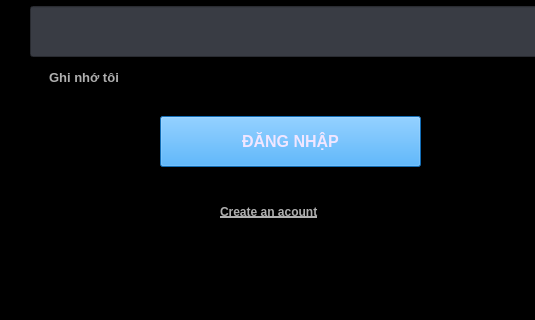
Before: the Qt Designer form ui/LoginPage.ui in KHOA3004/PTI, drawn with Qt 5; both pictures show x 0 to 535 and y 214 to 534 of the 991 by 534 pixel window.
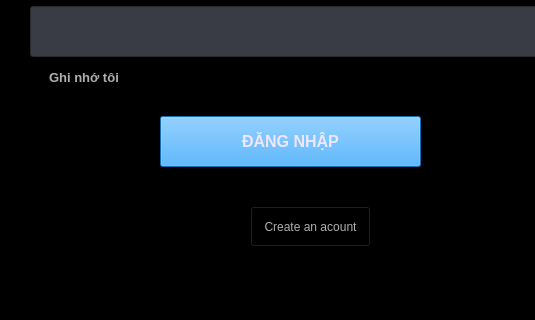
After: the same form once the commit is applied. Icons and pictures are not drawn.

Patch:
```diff
--- a/ui/LoginPage.ui
+++ b/ui/LoginPage.ui
@@ -190,31 +190,6 @@
      <string>Ghi nhớ tôi</string>
     </property>
    </widget>
-   <widget class="QLabel" name="pushButton_createAccount">
-    <property name="geometry">
-     <rect>
-      <x>220</x>
-      <y>410</y>
-      <width>131</width>
-      <height>31</height>
-     </rect>
-    </property>
-    <property name="font">
-     <font>
-      <family>Arial</family>
-      <pointsize>9</pointsize>
-      <weight>75</weight>
-      <bold>true</bold>
-      <underline>true</underline>
-     </font>
-    </property>
-    <property name="styleSheet">
-     <string notr="true">color:rgb(175, 175, 175);</string>
-    </property>
-    <property name="text">
-     <string>Create an acount</string>
-    </property>
-   </widget>
    <widget class="QLabel" name="label_6">
     <property name="geometry">
      <rect>
@@ -239,6 +214,22 @@
      <string>HOẶC ĐĂNG NHẬP BẰNG QR</string>
     </property>
    </widget>
+   <widget class="QPushButton" name="pushButton_createAccount">
+    <property name="geometry">
+     <rect>
+      <x>250</x>
+      <y>420</y>
+      <width>121</width>
+      <height>41</height>
+     </rect>
+    </property>
+    <property name="styleSheet">
+     <string notr="true">color:rgb(175, 175, 175);</string>
+    </property>
+    <property name="text">
+     <string>Create an acount</string>
+    </property>
+   </widget>
   </widget>
   <widget class="QMenuBar" name="menubar">
    <property name="geometry">
```
Left out of the diff: 4 changed lines with no effect on the pictures.
